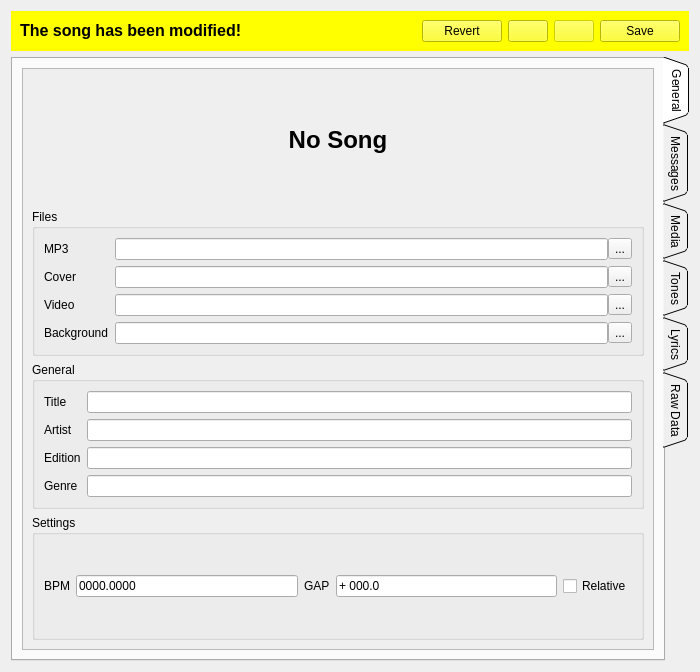
Above: ui/songinfo.ui from mhaehnel/UltraEdit before the change. Below: the same form after it.
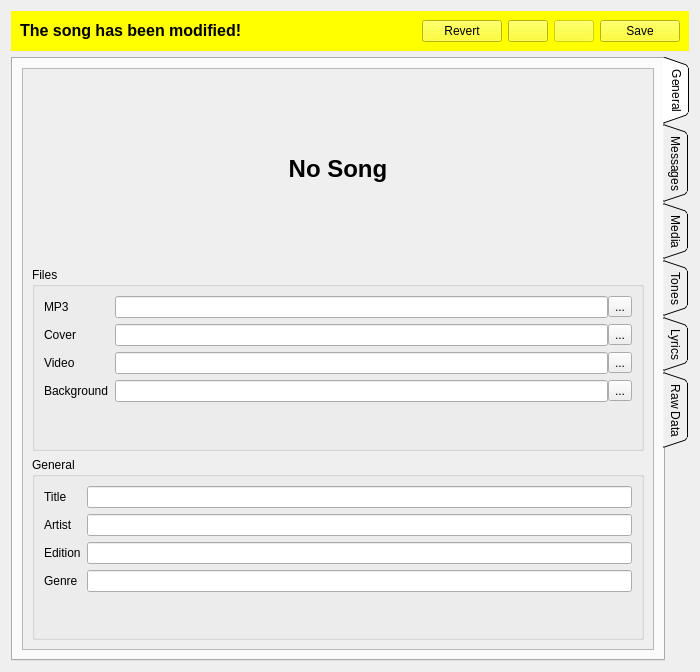
That is the form after the change. The open tabs and pages were chosen to show the change. Icons and pictures are not drawn. Custom widgets are drawn as their Qt base class.

Diff of the .ui file:
```diff
--- a/ui/songinfo.ui
+++ b/ui/songinfo.ui
@@ -326,71 +326,6 @@
                </layout>
               </widget>
              </item>
-             <item>
-              <widget class="QGroupBox" name="settingsGroup">
-               <property name="title">
-                <string>Settings</string>
-               </property>
-               <property name="flat">
-                <bool>true</bool>
-               </property>
-               <layout class="QHBoxLayout" name="horizontalLayout_14">
-                <item>
-                 <layout class="QHBoxLayout" name="horizontalLayout_11">
-                  <item>
-                   <widget class="QLabel" name="label_5">
-                    <property name="text">
-                     <string>BPM</string>
-                    </property>
-                   </widget>
-                  </item>
-                  <item>
-                   <widget class="QLineEdit" name="lineEdit_5">
-                    <property name="inputMask">
-                     <string>9999.9999</string>
-                    </property>
-                    <property name="text">
-                     <string>0000.0000</string>
-                    </property>
-                   </widget>
-                  </item>
-                 </layout>
-                </item>
-                <item>
-                 <layout class="QHBoxLayout" name="horizontalLayout_12">
-                  <item>
-                   <widget class="QLabel" name="label_4">
-                    <property name="text">
-                     <string>GAP</string>
-                    </property>
-                   </widget>
-                  </item>
-                  <item>
-                   <widget class="QLineEdit" name="lineEdit_6">
-                    <property name="inputMask">
-                     <string>#D000.900</string>
-                    </property>
-                    <property name="text">
-                     <string>+000.0</string>
-                    </property>
-                   </widget>
-                  </item>
-                 </layout>
-                </item>
-                <item>
-                 <layout class="QHBoxLayout" name="horizontalLayout_13">
-                  <item>
-                   <widget class="QCheckBox" name="checkBox">
-                    <property name="text">
-                     <string>Relative</string>
-                    </property>
-                   </widget>
-                  </item>
-                 </layout>
-                </item>
-               </layout>
-              </widget>
-             </item>
             </layout>
            </widget>
           </widget>
```
Left out of the diff: 2 changed lines with no effect on the pictures.
